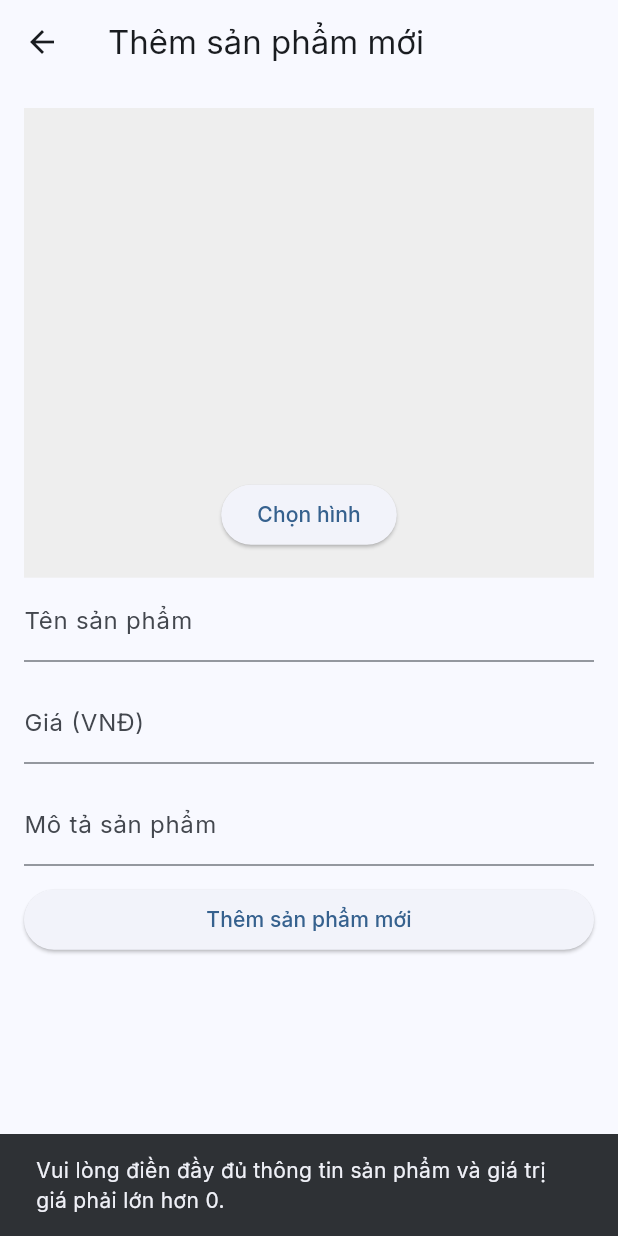
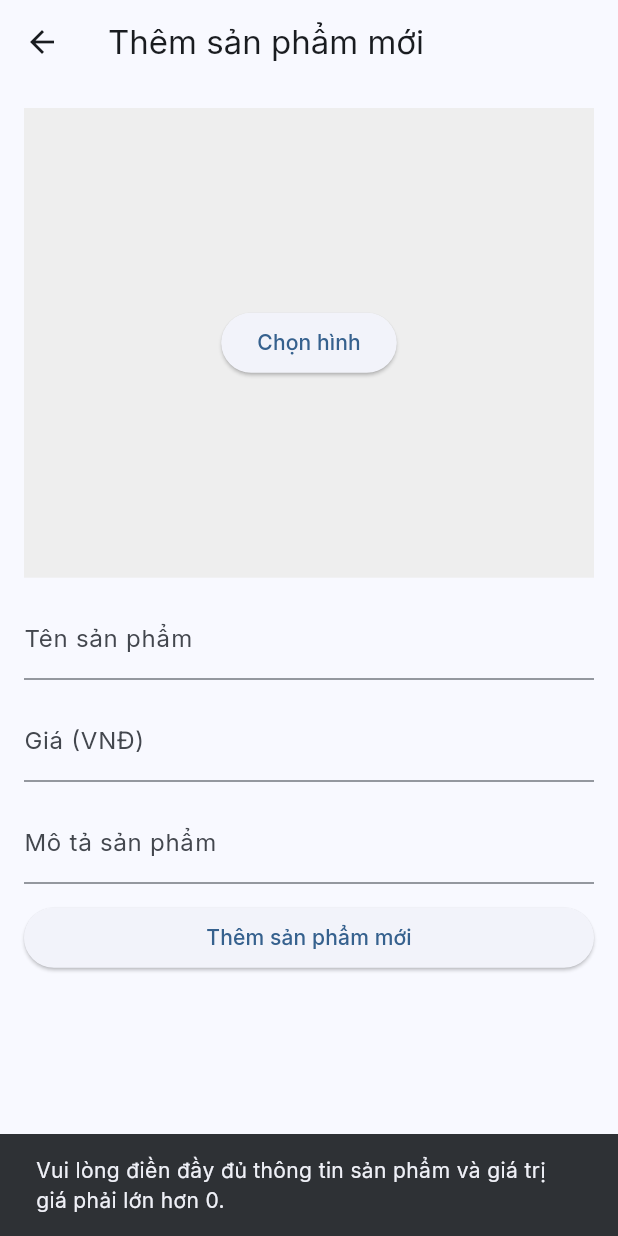
Before and after one commit to trannghia0997/Foursquare, a Flutter app: the AddProductScreen screen opened directly, after a tap on "Thêm sản phẩm mới", on a phone screen of 412 x 824 dp. Run offline on Flutter 3.47's test engine with Material 3 defaults, Android fonts, the phone set to English and light mode, and no system bars; our stand-ins replace convex_bottom_bar, file_picker, flutter_chat_types, flutter_chat_ui, flutter_hooks, freezed_annotation and 9 more; accounts and stored records are empty; generated files the repository leaves out were written again; network calls fail.

```diff
--- a/lib/client/detailProduct.dart
+++ b/lib/client/detailProduct.dart
@@ -224,8 +224,8 @@ class ProductScreen extends HookConsumerWidget {
                           ref.read(cartNotifierProvider.notifier).addItem(
                                 OrderItem(
                                   product: product,
+                                  color: selectedColor.value ?? ColorLabel.blue,
                                   qty: selectedQty.value,
-                                  color: selectedColor.value!.color,
                                 ),
                               );
                         }
--- a/lib/manager/addProduct.dart
+++ b/lib/manager/addProduct.dart
@@ -1,24 +1,23 @@
-// ignore_for_file: unused_local_variable, file_names, use_key_in_widget_constructors, library_private_types_in_public_api, avoid_print
+// ignore_for_file: unused_local_variable, file_names, library_private_types_in_public_api
 
 import 'dart:io';
 
 import 'package:flutter/material.dart';
 import 'package:image_picker/image_picker.dart';
-import 'dart:async';
-import 'package:foursquare_client/data/product.dart';
 
 class AddProductScreen extends StatelessWidget {
+  const AddProductScreen({super.key});
+
   @override
   Widget build(BuildContext context) {
     return Scaffold(
       appBar: AppBar(
         title: const Text('Thêm sản phẩm mới'),
       ),
-      body: SingleChildScrollView(
+      body: const SingleChildScrollView(
         child: Padding(
-          padding: const EdgeInsets.all(16.0),
-          child:
-              ProductForm(), // Tạo một widget ProductForm để nhập thông tin sản phẩm
+          padding: EdgeInsets.all(16.0),
+          child: ProductForm(),
         ),
       ),
     );
@@ -26,6 +25,8 @@ class AddProductScreen extends StatelessWidget {
 }
 
 class ProductForm extends StatefulWidget {
+  const ProductForm({super.key});
+
   @override
   _ProductFormState createState() => _ProductFormState();
 }
@@ -36,12 +37,10 @@ class _ProductFormState extends State<ProductForm> {
   final TextEditingController productDescriptionController =
       TextEditingController();
 
-  final List<XFile> _selectedImages = [];
-
-  get colors => null;
+  List<XFile> _selectedImages = [];
 
   Future<void> _pickImages() async {
-    List<XFile> resultList = <XFile>[];
+    List<XFile>? resultList = [];
     try {
       resultList = await ImagePicker().pickMultiImage(
         requestFullMetadata: true,
@@ -50,56 +49,52 @@ class _ProductFormState extends State<ProductForm> {
       print(e);
     }
 
-    if (!mounted) return;
-
+    if (resultList != null && resultList.isNotEmpty) {
       setState(() {
-      _selectedImages.clear();
-      _selectedImages.addAll(resultList);
+        _selectedImages = resultList!;
       });
+    }
   }
 
   @override
   Widget build(BuildContext context) {
-    return Column(crossAxisAlignment: CrossAxisAlignment.start, children: [
-      Column(
+    return Column(
       crossAxisAlignment: CrossAxisAlignment.start,
       children: [
         Container(
-            height: MediaQuery.of(context).size.height * .38,
+          height: MediaQuery.of(context).size.height * 0.38,
           color: Colors.grey[200],
           padding: const EdgeInsets.symmetric(vertical: 18),
-            child: Column(
-              crossAxisAlignment: CrossAxisAlignment.center,
-              children: [
-                Expanded(
-                  child: GridView.builder(
-                    gridDelegate:
-                        const SliverGridDelegateWithFixedCrossAxisCount(
-                      crossAxisCount: 3,
+          child: _selectedImages.isEmpty
+              ? Center(
+                  child: ElevatedButton(
+                    onPressed: _pickImages,
+                    child: const Text('Chọn hình'),
                   ),
+                )
+              : ListView.builder(
+                  scrollDirection: Axis.horizontal,
                   itemCount: _selectedImages.length,
                   itemBuilder: (BuildContext context, int index) {
-                      return Image.file(
+                    return Padding(
+                      padding: const EdgeInsets.all(8.0),
+                      child: GestureDetector(
+                        onTap: () {
+                          // Xem lại hình ảnh đã chọn
+                          _showImagePreview(_selectedImages[index].path);
+                        },
+                        child: Image.file(
                           File(_selectedImages[index].path),
+                          width: 100,
+                          height: 100,
                           fit: BoxFit.cover,
+                        ),
+                      ),
                     );
                   },
                 ),
         ),
-                const SizedBox(height: 18),
-                Row(
-                  mainAxisAlignment: MainAxisAlignment.center,
-                  children: [
-                    const SizedBox(height: 8),
-                    ElevatedButton(
-                      onPressed: _pickImages,
-                      child: const Text('Chọn hình'),
-                    ),
-                  ],
-                ),
-              ],
-            ),
-          ),
+        const SizedBox(height: 12),
         TextField(
           controller: productNameController,
           decoration: const InputDecoration(
@@ -132,17 +127,6 @@ class _ProductFormState extends State<ProductForm> {
             final productDescription = productDescriptionController.text;
 
             if (productName.isNotEmpty && productCost > 0) {
-                final List<String> imageUrls =
-                    _selectedImages.map((file) => file.path).toList();
-                final newProduct = Product(
-                  name: productName,
-                  imageUrls: imageUrls,
-                  cost: productCost,
-                  colors: colors,
-                  description: productDescription,
-                  qty: 0,
-                  status: null,
-                );
               // Lưu sản phẩm mới vào danh sách hoặc thực hiện hành động cần thiết
               // ref.read(productProvider.notifier).addProduct(newProduct);
               // Đóng màn hình sau khi thêm sản phẩm thành công
@@ -163,7 +147,24 @@ class _ProductFormState extends State<ProductForm> {
           ),
         ),
       ],
+    );
+  }
+
+  void _showImagePreview(String imagePath) {
+    showDialog(
+      context: context,
+      builder: (BuildContext context) {
+        return Dialog(
+          child: Container(
+            width: 300,
+            height: 300,
+            child: Image.file(
+              File(imagePath),
+              fit: BoxFit.cover,
             ),
-    ]);
+          ),
+        );
+      },
+    );
   }
 }
--- a/lib/manager/manageProduct.dart
+++ b/lib/manager/manageProduct.dart
@@ -90,7 +90,7 @@ class _ManageProductScreenState extends State<ManageProductScreen> {
         onPressed: () {
           Navigator.push(
             context,
-            MaterialPageRoute(builder: (context) => AddProductScreen()),
+            MaterialPageRoute(builder: (context) => const AddProductScreen()),
           );
         },
         shape: const CircleBorder(),
```
Also changed, not shown: lib/client/cart.dart (+11 -15 lines), lib/client/test.dart (+213 -213 lines). Lines whose indentation alone changed are shown as unchanged.
